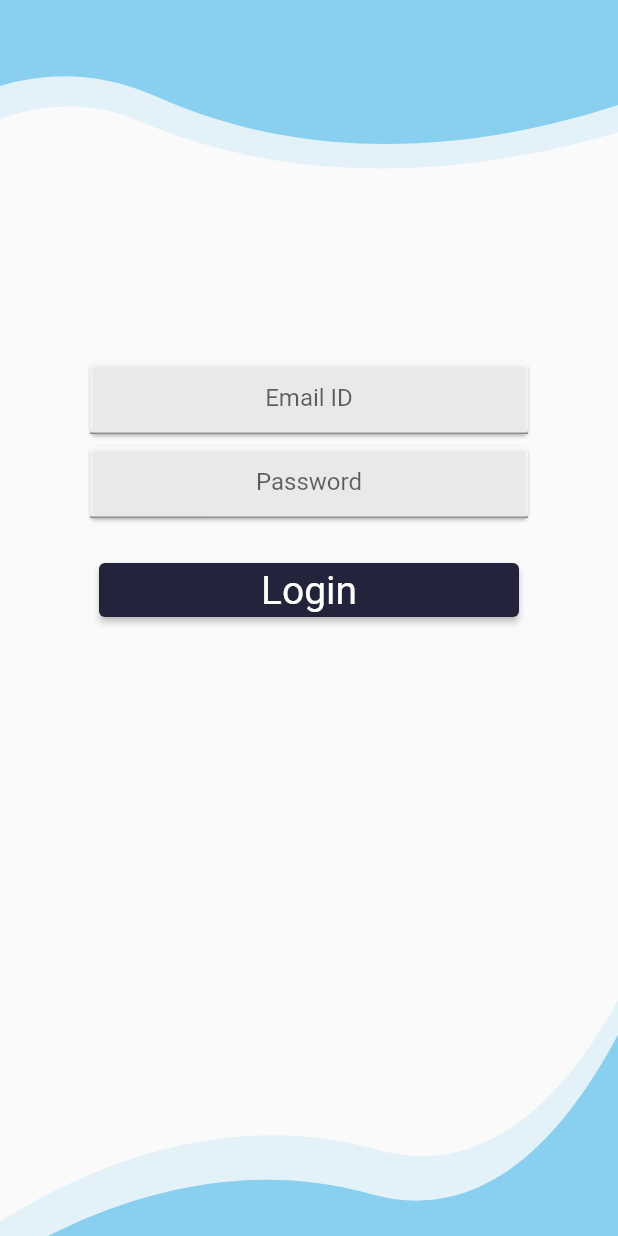
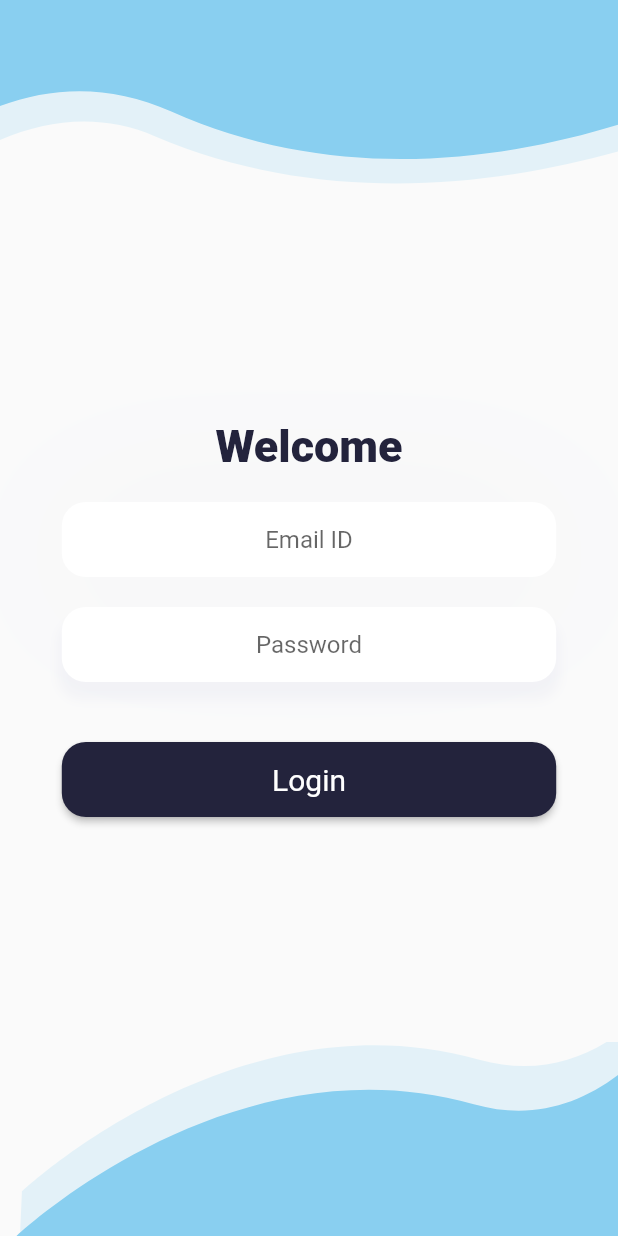
Before and after one commit to notBlue-org/puddlyapp, a Flutter app: the screen it shows after launch, on a phone screen of 412 x 824 dp. Run offline on Flutter 3.47's test engine with Material 2 defaults, Android fonts, the phone set to English and light mode, and no system bars; our stand-ins replace animate_do, cloud_firestore, firebase_auth, firebase_core, flutter_svg; missing offline and left inert: flutter_verification_code; accounts and stored records are empty; Roboto replaces fonts that are missing (Poppins, google sans).

Commit message:
fixed login screen UI

```diff
--- a/lib/screens/home_page.dart
+++ b/lib/screens/home_page.dart
@@ -12,7 +12,7 @@ class HomePage extends StatelessWidget {
     return Scaffold(
       extendBodyBehindAppBar: true,
       resizeToAvoidBottomInset: false,
-      drawer: NavDrawer(),
+      drawer: const NavDrawer(),
       appBar: custAppBar("Home"),
       body: Stack(alignment: Alignment.center, children: [
         Positioned(
--- a/lib/screens/login_page.dart
+++ b/lib/screens/login_page.dart
@@ -5,6 +5,7 @@ import 'package:flutter/material.dart';
 import 'package:flutter/services.dart';
 import '../static_assets/wave_svg.dart';
 import '../static_assets/bottom_wave.dart';
+import 'package:driversapp/constants/colors.dart';
 
 final FirebaseAuth auth = FirebaseAuth.instance;
 final GlobalKey<State> _keyLoader = GlobalKey<State>();
@@ -27,23 +28,38 @@ class LoginPage extends StatelessWidget {
           }
         },
         child: Scaffold(
-          resizeToAvoidBottomInset: false,
-          extendBodyBehindAppBar: true,
-          body: Stack(alignment: Alignment.center, children: [
-            Positioned(
-              top: -10,
-              child: WaveSvg(),
-            ),
-            Positioned(
-              top: MediaQuery.of(context).size.height / 6 + 100,
-              child: const Login(),
-            ),
-            Positioned(
-              bottom: -310,
-              child: BottomWave(),
-            )
-          ]),
-        ));
+            resizeToAvoidBottomInset: false,
+            extendBodyBehindAppBar: true,
+            body: Center(
+                child: Column(children: [
+              SizedBox(
+                  height: 150,
+                  child:
+                      Stack(children: [Positioned(top: 0, child: WaveSvg())])),
+              const Expanded(
+                child: SizedBox(),
+              ),
+              const Text(
+                "Welcome",
+                style: TextStyle(
+                  color: kButtonColor,
+                  fontFamily: 'Poppins',
+                  fontSize: 30,
+                  fontWeight: FontWeight.w900,
+                ),
+              ),
+              const SizedBox(
+                height: 20,
+              ),
+              const Login(),
+              const Expanded(
+                child: SizedBox(),
+              ),
+              Expanded(
+                  child: Stack(children: [
+                Positioned(bottom: -250, child: BottomWave())
+              ])),
+            ]))));
   }
 }
 
@@ -52,26 +68,44 @@ class Login extends StatelessWidget {
 
   @override
   Widget build(BuildContext context) {
+    double width = MediaQuery.of(context).size.width;
     return Form(
         key: _formKey,
         child: Column(
           children: <Widget>[
-            _usernameField(),
-            _passwordField(),
+            _usernameField(width),
+            const SizedBox(
+              height: 20,
+            ),
+            _passwordField(width),
+            const SizedBox(
+              height: 20,
+            ),
             const LoginButton(),
           ],
         ));
   }
 }
 
-Widget _usernameField() {
-  return SizedBox(
-    width: 300,
-    child: Card(
-      color: Colors.white70,
+Widget _usernameField(width) {
+  return Container(
+    height: 50,
+    width: 0.8 * width,
+    decoration: BoxDecoration(
+        borderRadius: BorderRadius.circular(16.0),
+        color: Colors.white,
+        boxShadow: const [
+          BoxShadow(
+            color: Color.fromRGBO(13, 21, 129, 0.03),
+            blurRadius: 100.0,
+            offset: Offset(0, 10.0),
+            spreadRadius: 2,
+          ),
+        ]),
+    child: Center(
       child: TextFormField(
         textAlign: TextAlign.center,
-        decoration: const InputDecoration(
+        decoration: const InputDecoration.collapsed(
           hintText: 'Email ID',
         ),
         controller: _loginId,
@@ -80,15 +114,26 @@ Widget _usernameField() {
   );
 }
 
-Widget _passwordField() {
-  return SizedBox(
-    width: 300,
-    child: Card(
-      color: Colors.white70,
+Widget _passwordField(width) {
+  return Container(
+    height: 50,
+    width: 0.8 * width,
+    decoration: BoxDecoration(
+        borderRadius: BorderRadius.circular(16.0),
+        color: Colors.white,
+        boxShadow: const [
+          BoxShadow(
+            color: Color.fromRGBO(13, 21, 129, 0.03),
+            blurRadius: 5.0,
+            offset: Offset(0, 10.0),
+            spreadRadius: 2,
+          ),
+        ]),
+    child: Center(
       child: TextFormField(
         obscureText: true,
         textAlign: TextAlign.center,
-        decoration: const InputDecoration(
+        decoration: const InputDecoration.collapsed(
           hintText: 'Password',
         ),
         controller: _passwordId,
@@ -135,21 +180,26 @@ class _LoginButtonState extends State<LoginButton> {
 
   @override
   Widget build(BuildContext context) {
+    double width = MediaQuery.of(context).size.width;
+
     return Container(
       margin: const EdgeInsets.symmetric(
         vertical: 20,
       ),
-      width: 280,
+      width: 0.8 * width,
+      height: 50,
       child: ElevatedButton(
         child: const Text('Login'),
         onPressed: () {
           _loginUser(context);
         },
         style: ElevatedButton.styleFrom(
-          primary: const Color(0xff23233c),
+          shape:
+              RoundedRectangleBorder(borderRadius: BorderRadius.circular(16)),
+          primary: kButtonColor,
           textStyle: const TextStyle(
-            fontFamily: 'Poppins',
-            fontSize: 26,
+            fontFamily: 'google sans',
+            fontSize: 20,
           ),
         ),
       ),
--- a/lib/widget/nav_bar.dart
+++ b/lib/widget/nav_bar.dart
@@ -26,7 +26,13 @@ class NavDrawer extends StatelessWidget {
                   ),
                 ),
               ),
-              _getListTile(context, Icons.home, 'Order', '/order_page'),
+              _getListTile(context, Icons.home, 'Home', '/home_page'),
+              const Divider(
+                color: Colors.white,
+                indent: 10.0,
+                endIndent: 30.0,
+              ),
+              _getListTile(context, Icons.shopping_bag, 'Orders', '/order_page'),
               const Divider(
                 color: Colors.white,
                 indent: 10.0,
```
Also changed, not shown: pubspec.lock, 1 other file.
